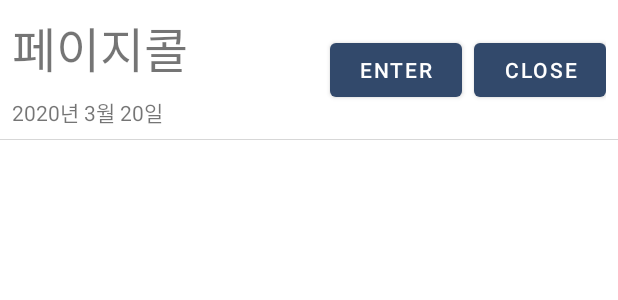
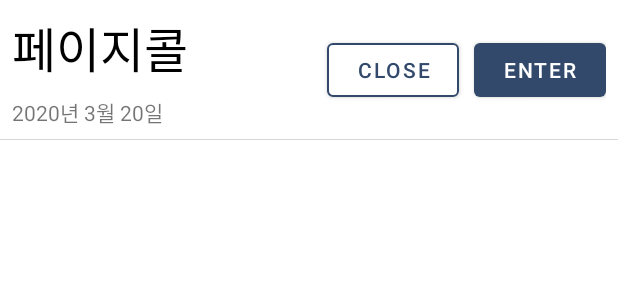
Before and after one commit to pplink/pagecall-demo, an Android app: the layout live_room_item.xml on its own in the app's theme, with its tools: preview values and no code run, on a phone screen of 412 x 824 dp. Shown: the top 300 px of the screen. Run offline under Robolectric (Android 15) with nearby library versions, the light colour scheme and no system bars.

Commit message:
design: close button

```diff
--- a/android/app/src/main/res/layout/live_room_item.xml
+++ b/android/app/src/main/res/layout/live_room_item.xml
@@ -12,6 +12,7 @@
         android:layout_width="wrap_content"
         android:layout_height="wrap_content"
         android:textSize="32dp"
+        android:textColor="@color/black"
         app:layout_constraintStart_toStartOf="parent"
         app:layout_constraintTop_toTopOf="parent"
         tools:text="페이지콜" />
@@ -25,21 +26,25 @@
         app:layout_constraintTop_toBottomOf="@id/room_name_text"
         tools:text="2020년 3월 20일" />
 
+    <com.google.android.material.button.MaterialButton
+        android:id="@+id/close_room_button"
+        android:layout_width="wrap_content"
+        android:layout_height="wrap_content"
+        android:text="CLOSE"
+        android:layout_marginEnd="10dp"
+        android:backgroundTint="@android:color/white"
+        android:textColor="@color/purple_500"
+        app:strokeColor="@color/purple_500"
+        app:strokeWidth="1dp"
+        app:layout_constraintBottom_toBottomOf="parent"
+        app:layout_constraintEnd_toStartOf="@id/enter_room_button"
+        app:layout_constraintTop_toTopOf="parent" />
+
     <Button
         android:id="@+id/enter_room_button"
         android:layout_width="wrap_content"
         android:layout_height="wrap_content"
-        android:layout_marginEnd="8dp"
         android:text="ENTER"
-        app:layout_constraintBottom_toBottomOf="parent"
-        app:layout_constraintEnd_toStartOf="@id/close_room_button"
-        app:layout_constraintTop_toTopOf="parent" />
-
-    <Button
-        android:id="@+id/close_room_button"
-        android:layout_width="wrap_content"
-        android:layout_height="wrap_content"
-        android:text="CLOSE"
         app:layout_constraintBottom_toBottomOf="parent"
         app:layout_constraintEnd_toEndOf="parent"
         app:layout_constraintTop_toTopOf="parent" />
```
